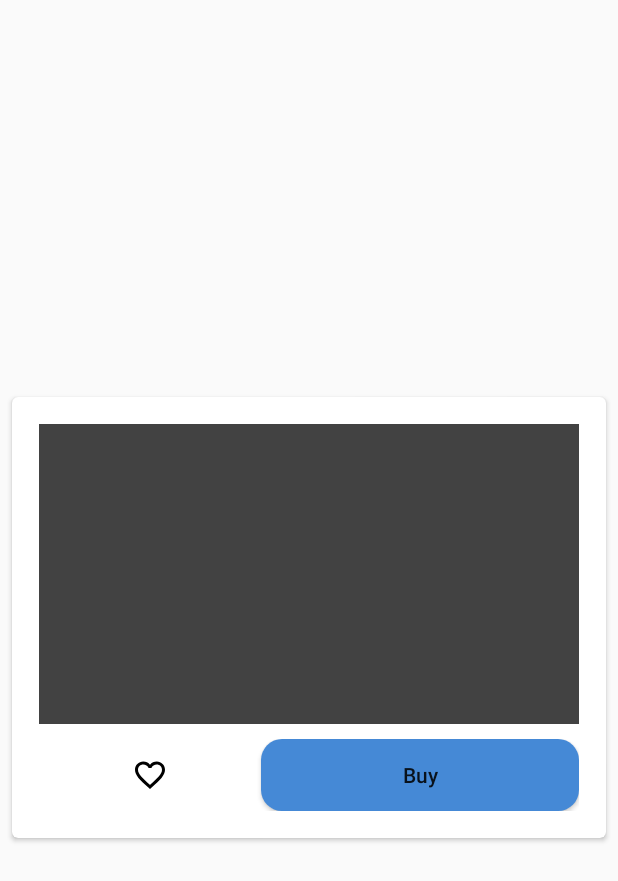
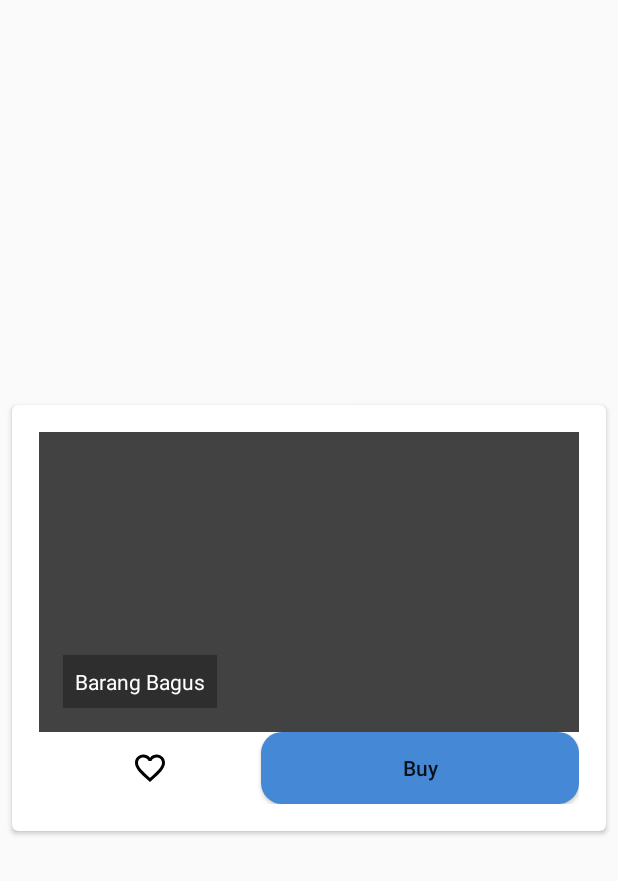
Before and after one commit to WahyuSeptiadi/HandycraftsShop, an Android app: the layout item_cardview_sampah.xml on its own in the app's theme, with its tools: preview values and no code run, on a phone screen of 412 x 824 dp. Shown: the top 881 px of the screen. Run offline under Robolectric (Android 15) with nearby library versions, the phone set to English and light mode, and no system bars.

Commit message:
Nampilin Data Ke Home, Tapi masih gagal di nampilin Imagenya

```diff
--- a/app/src/main/res/layout/activity_home.xml
+++ b/app/src/main/res/layout/activity_home.xml
@@ -53,7 +53,8 @@
         </RelativeLayout>
     </androidx.appcompat.widget.Toolbar>
 
-    <ListView
+    <androidx.recyclerview.widget.RecyclerView
+        android:id="@+id/rv_home_sampah"
         android:layout_width="match_parent"
         android:layout_height="wrap_content"
         tools:listitem="@layout/item_cardview_sampah"
--- a/app/src/main/res/layout/activity_maps.xml
+++ b/app/src/main/res/layout/activity_maps.xml
@@ -5,6 +5,7 @@
     android:id="@+id/constraintLayout"
     android:layout_width="match_parent"
     android:layout_height="match_parent"
+    tools:context=".Activity.Maps"
     >
 
     <fragment xmlns:android="http://schemas.android.com/apk/res/android"
@@ -12,7 +13,6 @@
         android:layout_width="match_parent"
         android:layout_height="match_parent"
         android:id="@+id/map"
-        tools:context=".Activity.Maps"
         android:name="com.google.android.gms.maps.SupportMapFragment" />
 
     <SearchView
--- a/app/src/main/res/layout/item_cardview_sampah.xml
+++ b/app/src/main/res/layout/item_cardview_sampah.xml
@@ -17,18 +17,39 @@
         android:layout_margin="10dp"
         >
 
-        <ImageView
-            android:id="@+id/img_sampah"
-            android:src="@color/cardview_dark_background"
-            android:layout_width="match_parent"
-            android:layout_height="200dp"
-            android:scaleType="centerCrop"
-            android:layout_marginBottom="10dp"
-            />
-        <LinearLayout
+        <FrameLayout
             android:layout_width="match_parent"
             android:layout_height="wrap_content"
-            android:layout_below="@id/img_sampah"
+            android:id="@+id/fl_image"
+            >
+
+            <ImageView
+                android:layout_width="match_parent"
+                android:layout_height="200dp"
+                android:adjustViewBounds="true"
+                android:scaleType="fitXY"
+                android:src="@color/cardview_dark_background" />
+
+            <TextView
+                android:id="@+id/tv_nama_barang"
+                android:layout_gravity="bottom"
+                android:layout_marginStart="16dp"
+                android:layout_marginBottom="16dp"
+                android:background="#4D000000"
+                android:drawablePadding="4dp"
+                android:gravity="center_vertical"
+                android:padding="8dp"
+                android:text="Barang Bagus"
+                android:textColor="@android:color/white"
+                android:layout_height="wrap_content"
+                android:layout_width="wrap_content" />
+        </FrameLayout>
+
+        <LinearLayout
+            android:id="@+id/linier"
+            android:layout_width="match_parent"
+            android:layout_height="wrap_content"
+            android:layout_below="@id/fl_image"
             android:orientation="horizontal"
             >
             <ImageView
--- a/app/src/main/res/values/colors.xml
+++ b/app/src/main/res/values/colors.xml
@@ -5,4 +5,5 @@
     <color name="colorAccent">#03DAC5</color>
     <color name="hitam">#000000</color>
     <color name="black">#000000</color>
+    <color name="white">#ffffff</color>
 </resources>
```
Also changed, not shown: app/src/main/java/com/newbie/handycraftsshop/Activity/HomeActivity.java (+52 -3 lines), app/src/main/java/com/newbie/handycraftsshop/Activity/Maps.java (+7 -0 lines), app/src/main/java/com/newbie/handycraftsshop/Activity/PostActivity.java (+7 -10 lines), app/src/main/java/com/newbie/handycraftsshop/Adapter/ListSampahAdapter.java (+15 -2 lines), app/src/main/java/com/newbie/handycraftsshop/Model/SampahModel.java (renamed from app/src/main/java/com/newbie/handycraftsshop/Model/PostBarang.java, +3 -6 lines).
